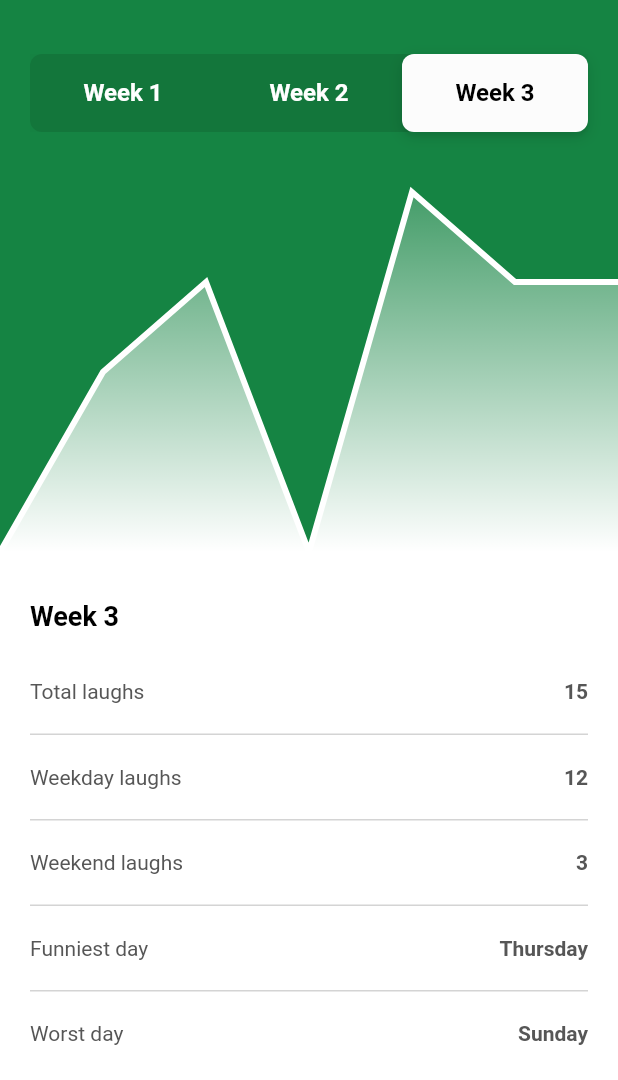
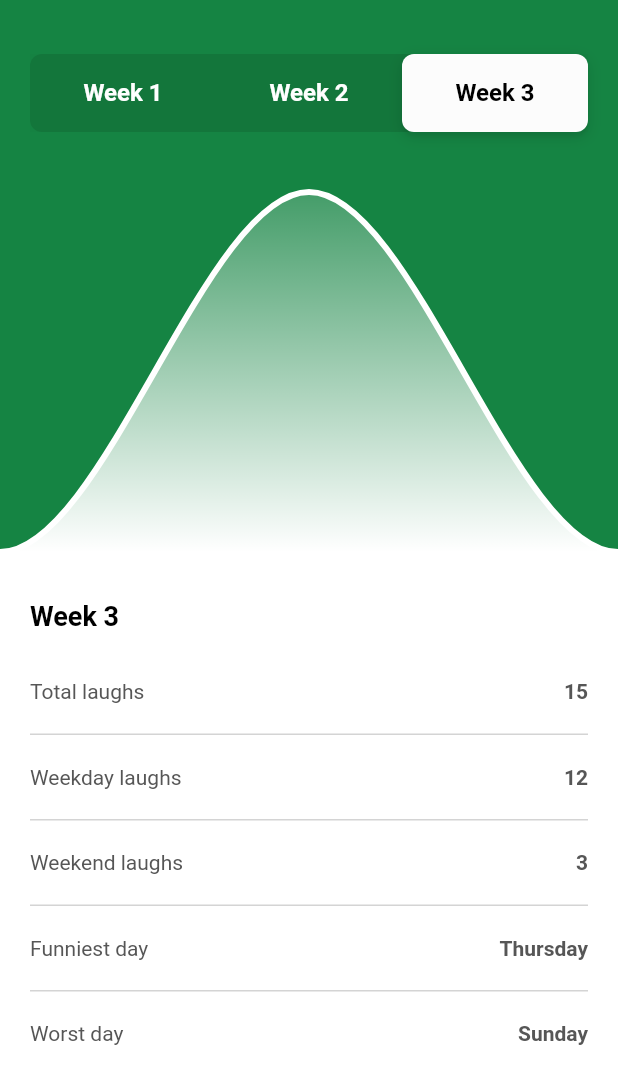
Before and after one commit to Wisdozzh/curve_line_demo, a Flutter app: the screen it shows after launch, on a phone screen of 412 x 824 dp, the part 156-1236 px from its top. Run offline on Flutter 3.47's test engine with Material 2 defaults, Android fonts, the phone set to English and light mode, and no system bars.

Commit message:
feat:Making Curved Lines

```diff
--- a/lib/main.dart
+++ b/lib/main.dart
@@ -159,19 +159,11 @@
   Path drawPath(bool closePath) {
     final width = MediaQuery.of(context).size.width;
     final height = chartHeight;
-    final segmentWidth = width / (chartData.length - 1);
     final path = Path();
-    path.moveTo(0, height - chartData[0].value * height);
-    for (var i = 0; i < chartData.length; ++i) {
-      final x = i * segmentWidth;
-      final y = height - (chartData[i].value * height);
-      path.lineTo(x, y);
-    }
-
-    if (closePath) {
-      path.lineTo(width, height);
-      path.lineTo(0, height);
-    }
+    final segmentWidth = width / 3 / 2;
+    path.moveTo(0, height);
+    path.cubicTo(segmentWidth, height, 2 * segmentWidth, 0, 3 * segmentWidth, 0);
+    path.cubicTo(4 * segmentWidth, 0, 5 * segmentWidth, height, 6 * segmentWidth, height);
     return path;
   }
 }
```
